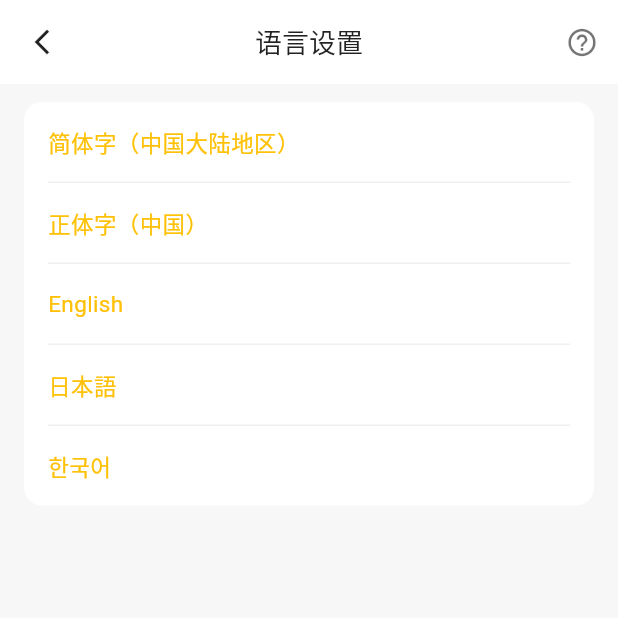
After one commit to jiangshang-dev/fondia_app, a Flutter app: the Language screen opened directly, on a phone screen of 412 x 824 dp, the top half of it. The commit adds this screen. Run offline on Flutter 3.47's test engine with Material 3 defaults, Android fonts, the phone set to English and light mode, and no system bars; our stand-ins replace dio; network calls fail.

Commit message:
设置语言

```diff
--- /dev/null
+++ b/lib/components/Mine/Language.dart
@@ -0,0 +1,142 @@
+import 'package:flutter/material.dart';
+
+class Language extends StatefulWidget {
+  const Language({super.key});
+
+  @override
+  State<Language> createState() => _LanguageState();
+}
+
+class _LanguageState extends State<Language> {
+  // 模拟当前选中的语言，默认是图片中的“简体中文”
+  String _selectedLanguage = '简体中文';
+
+  // 语言列表数据
+  final List<String> _languageList = ['简体字（中国大陆地区）', '正体字（中国）', 'English', '日本語', '한국어'];
+
+  @override
+  Widget build(BuildContext context) {
+    // 提取统一的主题颜色
+    const Color themeOrange = Color(0xFFFF8F00); // 呼应原图的橙色开关和图标色
+    const Color backgroundColor = Color(0xFFF7F7F7); // 页面背景浅灰色
+
+    return Scaffold(
+      backgroundColor: backgroundColor,
+      appBar: AppBar(
+        backgroundColor: Colors.white,
+        elevation: 0,
+        leading: IconButton(
+          icon: const Icon(
+            Icons.arrow_back_ios_new,
+            color: Colors.black87,
+            size: 20,
+          ),
+          onPressed: () => Navigator.of(context).pop(),
+        ),
+        title: const Text(
+          '语言设置',
+          style: TextStyle(
+            color: Colors.black87,
+            fontSize: 18,
+            fontWeight: FontWeight.w500,
+          ),
+        ),
+        centerTitle: true,
+        // 如果需要，可以在这里加上原图右上角的帮助按钮
+        actions: [
+          IconButton(
+            icon: const Icon(
+              Icons.help_outline,
+              color: Colors.black54,
+              size: 22,
+            ),
+            onPressed: () {},
+          ),
+        ],
+      ),
+      body: SingleChildScrollView(
+        child: Column(
+          crossAxisAlignment: CrossAxisAlignment.start,
+          children: [
+            // 顶部的间距，对应原图列表上方的留白
+            const SizedBox(height: 12),
+
+            // 语言列表卡片容器
+            Container(
+              margin: const EdgeInsets.symmetric(horizontal: 16),
+              decoration: BoxDecoration(
+                color: Colors.white,
+                borderRadius: BorderRadius.circular(12), // 原图的圆角卡片风格
+              ),
+              child: ListView.separated(
+                shrinkWrap: true,
+                physics: const NeverScrollableScrollPhysics(),
+                itemCount: _languageList.length,
+                separatorBuilder: (context, index) => const Divider(
+                  height: 1,
+                  indent: 16,
+                  endIndent: 16,
+                  color: Color(0xFFEFEFEF), // 超细轻量分割线
+                ),
+                itemBuilder: (context, index) {
+                  final item = _languageList[index];
+                  final isSelected = item == _selectedLanguage;
+
+                  return InkWell(
+                    onTap: () {
+                      setState(() {
+                        _selectedLanguage = item;
+                      });
+                    },
+                    borderRadius: BorderRadius.only(
+                      topLeft: Radius.circular(index == 0 ? 12 : 0),
+                      topRight: Radius.circular(index == 0 ? 12 : 0),
+                      bottomLeft: Radius.circular(
+                        index == _languageList.length - 1 ? 12 : 0,
+                      ),
+                      bottomRight: Radius.circular(
+                        index == _languageList.length - 1 ? 12 : 0,
+                      ),
+                    ),
+                    child: Padding(
+                      padding: const EdgeInsets.symmetric(
+                        horizontal: 16,
+                        vertical: 16,
+                      ),
+                      child: Row(
+                        children: [
+                          // 语言文本
+                          Expanded(
+                            child: Text(
+                              item,
+                              style: TextStyle(
+                                fontSize: 15,
+                                color: isSelected
+                                    ? Colors.black87
+                                    : Colors.amber,
+                                fontWeight: isSelected
+                                    ? FontWeight.w500
+                                    : FontWeight.normal,
+                              ),
+                            ),
+                          ),
+                          // 选中状态下的右侧对勾
+                          if (isSelected)
+                            const Icon(
+                              Icons.check,
+                              color: themeOrange,
+                              size: 20,
+                            ),
+                        ],
+                      ),
+                    ),
+                  );
+                },
+              ),
+            ),
+          ],
+        ),
+      ),
+    );
+  }
+}
--- a/lib/components/Mine/Setting.dart
+++ b/lib/components/Mine/Setting.dart
@@ -1,4 +1,5 @@
 import 'package:flutter/material.dart';
+import 'package:fondia/components/Mine/Language.dart';
 import 'package:fondia/pages/Login/index.dart';
 
 class Setting extends StatefulWidget {
@@ -95,6 +96,12 @@ class _SettingState extends State<Setting> {
               Icons.language_outlined,
               '语言设置',
               trailingText: '简体中文',
+              onTap: () {
+                Navigator.push(
+                  context,
+                  MaterialPageRoute(builder: (context) => const Language()),
+                );
+              },
             ),
             _buildSwitchTile(
               Icons.dark_mode_outlined,
@@ -265,6 +272,7 @@ class _SettingState extends State<Setting> {
     String title, {
     String? trailingText,
     Widget? trailingWidget,
+    VoidCallback? onTap,
   }) {
     return ListTile(
       minLeadingWidth: 20,
@@ -290,7 +298,7 @@ class _SettingState extends State<Setting> {
           const Icon(Icons.arrow_forward_ios, size: 12, color: Colors.grey),
         ],
       ),
-      onTap: () {},
+      onTap: onTap,
     );
   }
 
```
